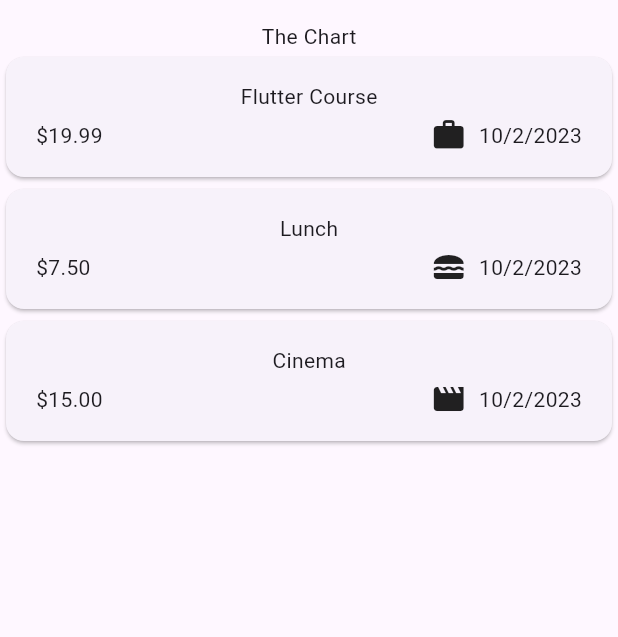
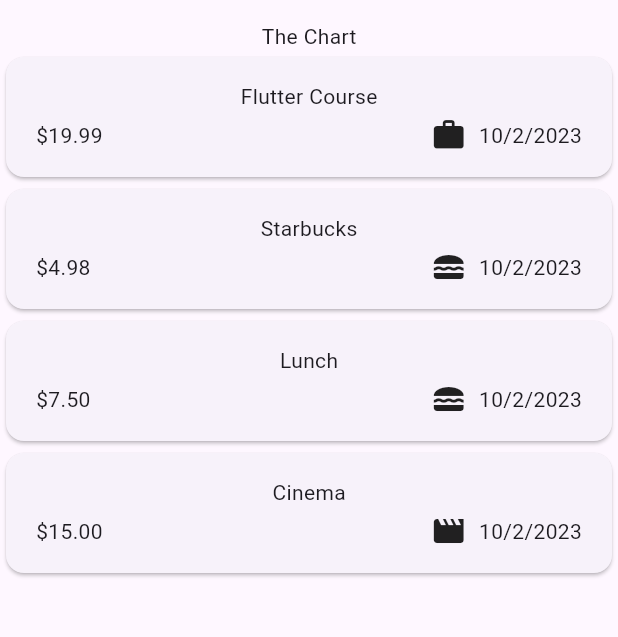
Before and after one commit to bhibbert/expense_tracker, a Flutter app: the screen it shows after launch, on a phone screen of 412 x 824 dp, the part 63-700 px from its top. Run offline on Flutter 3.47's test engine with Material 2 defaults, Android fonts, the phone set to English and light mode, and no system bars.

Commit message:
Added one expense

```diff
--- a/lib/widgets/expenses.dart
+++ b/lib/widgets/expenses.dart
@@ -18,6 +18,11 @@ class _ExpensesState extends State<Expenses> {
         amount: 19.99,
         date: DateTime.now(),
         category: Category.work),
+    Expense(
+        title: 'Starbucks',
+        amount: 4.98,
+        date: DateTime.now(),
+        category: Category.food),
     Expense(
         title: 'Lunch',
         amount: 7.50,
```
